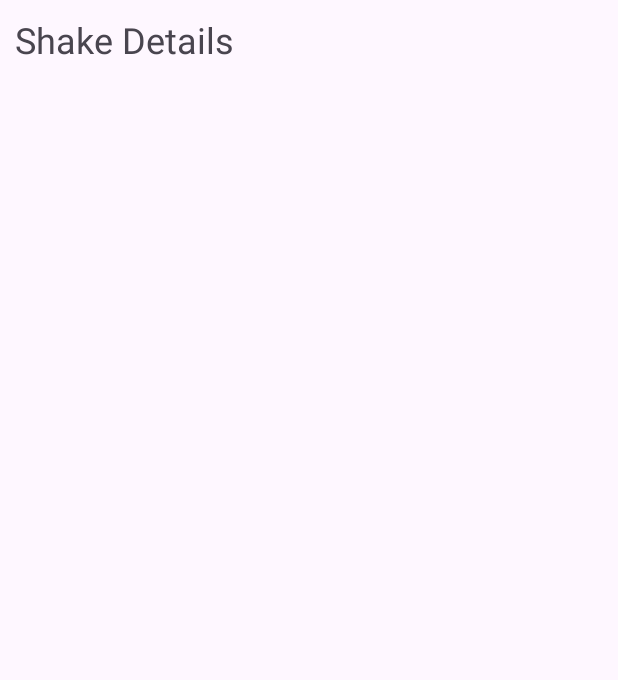
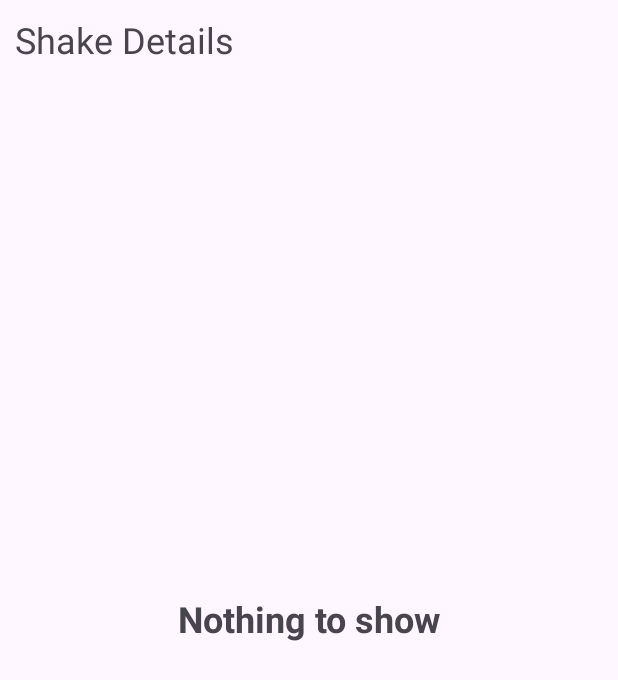
Before and after one commit to zeeshantaj/Fall_Shake_Detect, an Android app: the Shake_Fragment screen opened directly, with no data from a screen before it, on a phone screen of 412 x 824 dp. Shown: the top 680 px of the screen. Run offline under Robolectric (Android 15) with nearby library versions, the phone set to English and light mode, and no system bars; our stand-ins replace Room's generated code.

```diff
--- a/app/build.gradle
+++ b/app/build.gradle
@@ -43,6 +43,7 @@ dependencies {
     androidTestImplementation 'androidx.test.espresso:espresso-core:3.5.1'
 
     implementation 'androidx.room:room-runtime:2.6.1'
+    annotationProcessor 'androidx.room:room-compiler:2.6.1'
     implementation 'androidx.lifecycle:lifecycle-extensions:2.2.0'
 
 }
--- a/app/src/main/java/com/example/shake_and_fall_check_app/DetailsActivity/Shake_Fragment.java
+++ b/app/src/main/java/com/example/shake_and_fall_check_app/DetailsActivity/Shake_Fragment.java
@@ -7,11 +7,13 @@ import androidx.annotation.NonNull;
 import androidx.annotation.Nullable;
 import androidx.appcompat.app.AlertDialog;
 import androidx.fragment.app.Fragment;
+import androidx.recyclerview.widget.LinearLayoutManager;
 import androidx.recyclerview.widget.RecyclerView;
 
 import android.view.LayoutInflater;
 import android.view.View;
 import android.view.ViewGroup;
+import android.widget.TextView;
 import android.widget.Toast;
 
 import com.example.shake_and_fall_check_app.Adapter.DetectAdapter;
@@ -24,12 +26,11 @@ import java.util.List;
 
 public class Shake_Fragment extends Fragment {
 
-
-
     private RecyclerView recyclerView;
     private DetectAdapter adapter;
     private List<Detect_Data_Model> detectDataModelsList;
     private Detect_Database detectDatabase;
+    private TextView nothingTxt;
     @Override
     public View onCreateView(LayoutInflater inflater, ViewGroup container,
                              Bundle savedInstanceState) {
@@ -37,11 +38,20 @@ public class Shake_Fragment extends Fragment {
         View view =  inflater.inflate(R.layout.fragment_shake_, container, false);
 
         recyclerView = view.findViewById(R.id.shakeRecyclerView);
+        nothingTxt = view.findViewById(R.id.shakeNothingShowTxt);
+
+
+
         detectDatabase = Detect_Database.getInstance(getActivity());
+        detectDataModelsList = new ArrayList<>();
+        detectDataModelsList = detectDatabase.mainDao().getALL();
 
-        detectDataModelsList = new ArrayList<>();
+        if (detectDataModelsList.isEmpty()){
+            nothingTxt.setVisibility(View.VISIBLE);
+        }else {
+            nothingTxt.setVisibility(View.GONE);
 
-        detectDataModelsList = detectDatabase.mainDao().getALL();
+            Toast.makeText(getActivity(), "size "+detectDataModelsList.size(), Toast.LENGTH_SHORT).show();
 
             adapter = new DetectAdapter(getActivity(), detectDataModelsList, new DetectAdapter.OnItemClickListener() {
                 @Override
@@ -65,12 +75,17 @@ public class Shake_Fragment extends Fragment {
                                     detectDataModelsList.remove(item);
                                     adapter.notifyDataSetChanged();
 
+
                                 }
                             })
                             .show();
                 }
             });
 
+            recyclerView.setLayoutManager(new LinearLayoutManager(getActivity()));
+            recyclerView.setAdapter(adapter);
+        }
+
         return view;
     }
 }
--- a/app/src/main/res/layout/fragment_shake_.xml
+++ b/app/src/main/res/layout/fragment_shake_.xml
@@ -19,6 +19,18 @@
         app:layout_constraintStart_toStartOf="parent"
         app:layout_constraintTop_toTopOf="parent" />
 
+    <TextView
+        android:id="@+id/shakeNothingShowTxt"
+        android:layout_width="wrap_content"
+        android:layout_height="wrap_content"
+        android:text="Nothing to show"
+        android:textSize="24sp"
+        android:textStyle="bold"
+        app:layout_constraintBottom_toBottomOf="parent"
+        app:layout_constraintEnd_toEndOf="parent"
+        app:layout_constraintStart_toStartOf="parent"
+        app:layout_constraintTop_toTopOf="parent" />
+
     <androidx.recyclerview.widget.RecyclerView
         android:id="@+id/shakeRecyclerView"
         android:layout_width="match_parent"
```
Also changed, not shown: app/src/main/java/com/example/shake_and_fall_check_app/Adapter/DetectAdapter.java (+6 -1 lines), app/src/main/java/com/example/shake_and_fall_check_app/Notification/ShakeFallNotificationService.java (+12 -12 lines), app/src/main/java/com/example/shake_and_fall_check_app/Database/Detect_Database.java (indentation only). Lines whose indentation alone changed are shown as unchanged.
